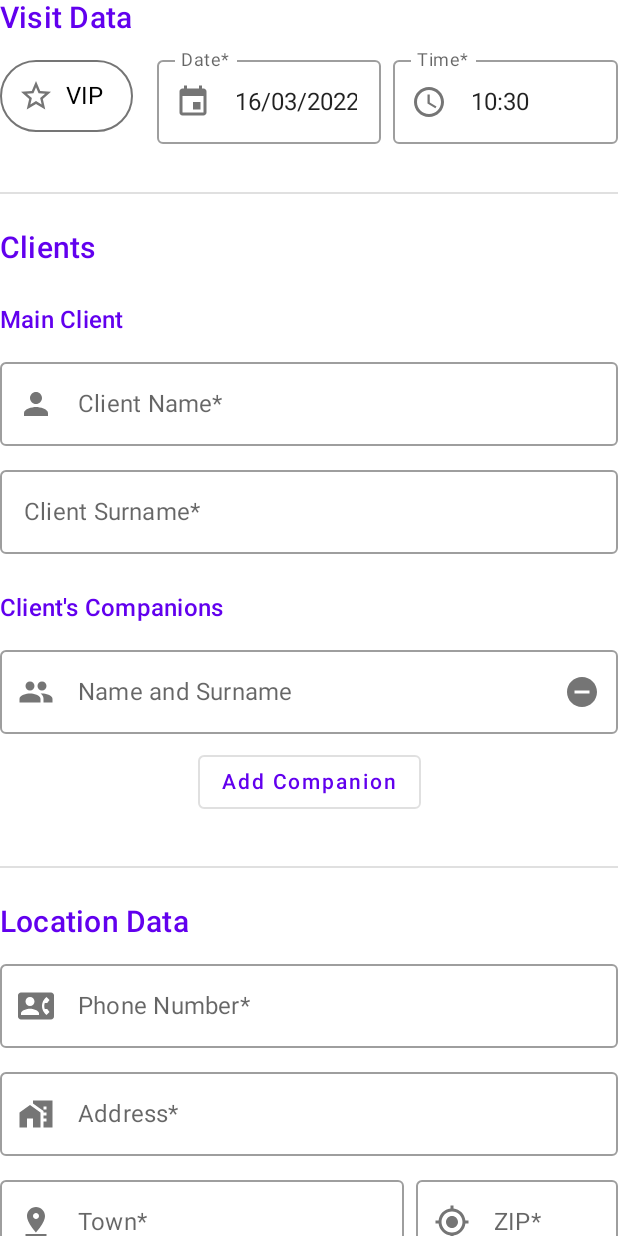
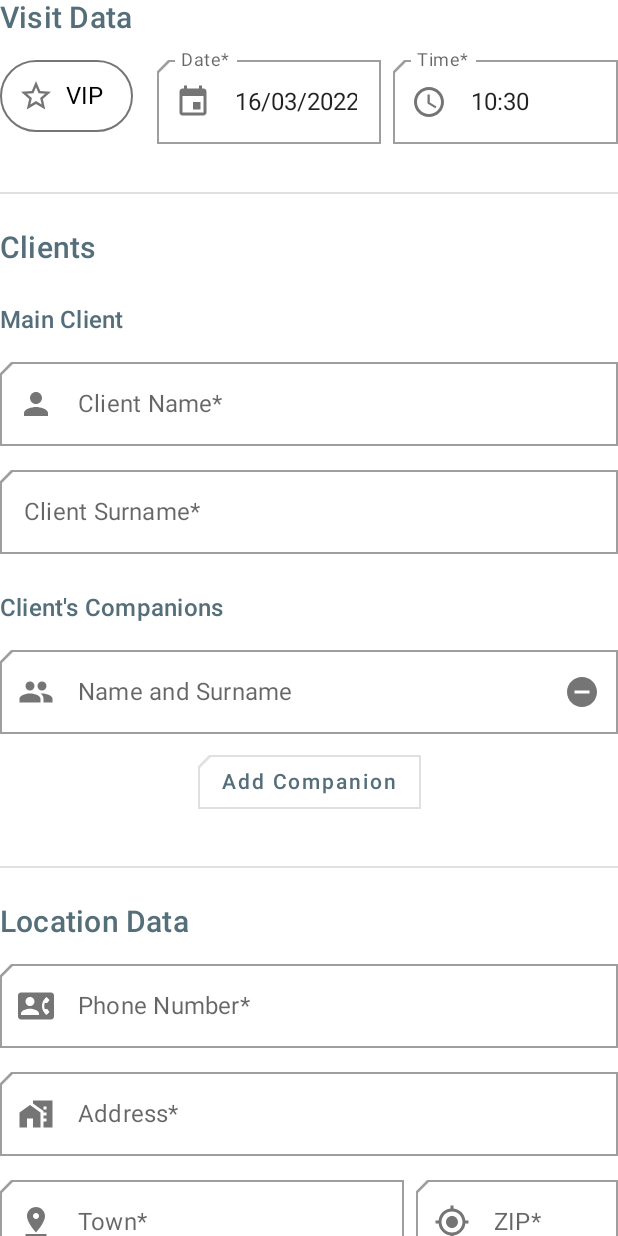
Before and after one commit to Iker0610/DAS-App-Visitas, an Android app built with Jetpack Compose: the screen it shows after launch (LoginActivity), on a phone screen of 412 x 824 dp. Run offline under Robolectric (Android 15) with nearby library versions, the phone set to English and light mode, and no system bars; libraries missing offline, so code that uses them is left out: com.afollestad.materialdialogs; 1 statement that could not run was skipped.

Commit message:
Improved Theme (not finished)

```diff
--- a/app/src/main/java/das/omegaterapia/visits/ui/components/generic/Chips.kt
+++ b/app/src/main/java/das/omegaterapia/visits/ui/components/generic/Chips.kt
@@ -4,6 +4,7 @@ import androidx.compose.foundation.BorderStroke
 import androidx.compose.foundation.interaction.MutableInteractionSource
 import androidx.compose.foundation.layout.RowScope
 import androidx.compose.foundation.shape.CornerSize
+import androidx.compose.foundation.shape.RoundedCornerShape
 import androidx.compose.material.*
 import androidx.compose.runtime.Composable
 import androidx.compose.runtime.remember
@@ -92,7 +93,7 @@ fun ChoiceChip(
     enabled: Boolean = true,
     selected: Boolean = false,
     interactionSource: MutableInteractionSource = remember { MutableInteractionSource() },
-    shape: Shape = MaterialTheme.shapes.small.copy(CornerSize(percent = 50)),
+    shape: Shape = RoundedCornerShape(50),
     colors: ChipColors = if (selected) selectedChoiceChipColors() else ChipDefaults.chipColors(),
     leadingIcon: @Composable (() -> Unit)? = null,
     content: @Composable RowScope.() -> Unit,
@@ -117,7 +118,7 @@ fun OutlinedChoiceChip(
     modifier: Modifier = Modifier,
     selected: Boolean = false,
     interactionSource: MutableInteractionSource = remember { MutableInteractionSource() },
-    shape: Shape = MaterialTheme.shapes.small.copy(CornerSize(percent = 50)),
+    shape: Shape = RoundedCornerShape(50),
     colors: ChipColors = if (selected) selectedOutlinedChoiceChipColors() else unselectedOutlinedChoiceChipColors(),
     leadingIcon: @Composable (() -> Unit)? = null,
     content: @Composable RowScope.() -> Unit,
--- a/app/src/main/java/das/omegaterapia/visits/ui/theme/Color.kt
+++ b/app/src/main/java/das/omegaterapia/visits/ui/theme/Color.kt
@@ -2,7 +2,7 @@ package das.omegaterapia.visits.ui.theme
 
 import androidx.compose.ui.graphics.Color
 
-val Purple200 = Color(0xFFBB86FC)
-val Purple500 = Color(0xFF6200EE)
-val Purple700 = Color(0xFF3700B3)
-val Teal200 = Color(0xFF03DAC5)
+val BlueGrey200 = Color(0XFFb0bec5)
+val BlueGrey600 = Color(0XFF546e7a)
+val BlueGrey800 = Color(0XFF455a64)
+val Orange300 = Color(0XFFffb74d)
--- a/app/src/main/java/das/omegaterapia/visits/ui/theme/Shape.kt
+++ b/app/src/main/java/das/omegaterapia/visits/ui/theme/Shape.kt
@@ -1,11 +1,12 @@
 package das.omegaterapia.visits.ui.theme
 
+import androidx.compose.foundation.shape.CutCornerShape
 import androidx.compose.foundation.shape.RoundedCornerShape
 import androidx.compose.material.Shapes
 import androidx.compose.ui.unit.dp
 
 val Shapes = Shapes(
-    small = RoundedCornerShape(4.dp),
-    medium = RoundedCornerShape(4.dp),
-    large = RoundedCornerShape(0.dp)
+    small = CutCornerShape(topStart = 8.dp),
+    medium = CutCornerShape(topStart = 24.dp),
+    large = CutCornerShape(32.dp)
 )
--- a/app/src/main/java/das/omegaterapia/visits/ui/theme/Theme.kt
+++ b/app/src/main/java/das/omegaterapia/visits/ui/theme/Theme.kt
@@ -7,15 +7,15 @@ import androidx.compose.material.lightColors
 import androidx.compose.runtime.Composable
 
 private val DarkColorPalette = darkColors(
-    primary = Purple200,
-    primaryVariant = Purple700,
-    secondary = Teal200
+    primary = BlueGrey200,
+    primaryVariant = BlueGrey800,
+    secondary = Orange300
 )
 
 private val LightColorPalette = lightColors(
-    primary = Purple500,
-    primaryVariant = Purple700,
-    secondary = Teal200
+    primary = BlueGrey600,
+    primaryVariant = BlueGrey800,
+    secondary = Orange300
 
     /* Other default colors to override
     background = Color.White,
--- a/app/src/main/res/values/themes.xml
+++ b/app/src/main/res/values/themes.xml
@@ -1,6 +1,6 @@
 <?xml version="1.0" encoding="utf-8"?>
 <resources>
-    <style name="Theme.OmegaterapiaTheme" parent="Theme.AppCompat.Light.NoActionBar">
-        <item name="android:statusBarColor">@color/purple_700</item>
+    <style name="Theme.OmegaterapiaTheme" parent="Theme.AppCompat">
+        <item name="android:statusBarColor">@color/primaryColor</item>
     </style>
 </resources>
```
Also changed, not shown: app/src/main/res/values/colors.xml (+9 -8 lines).
